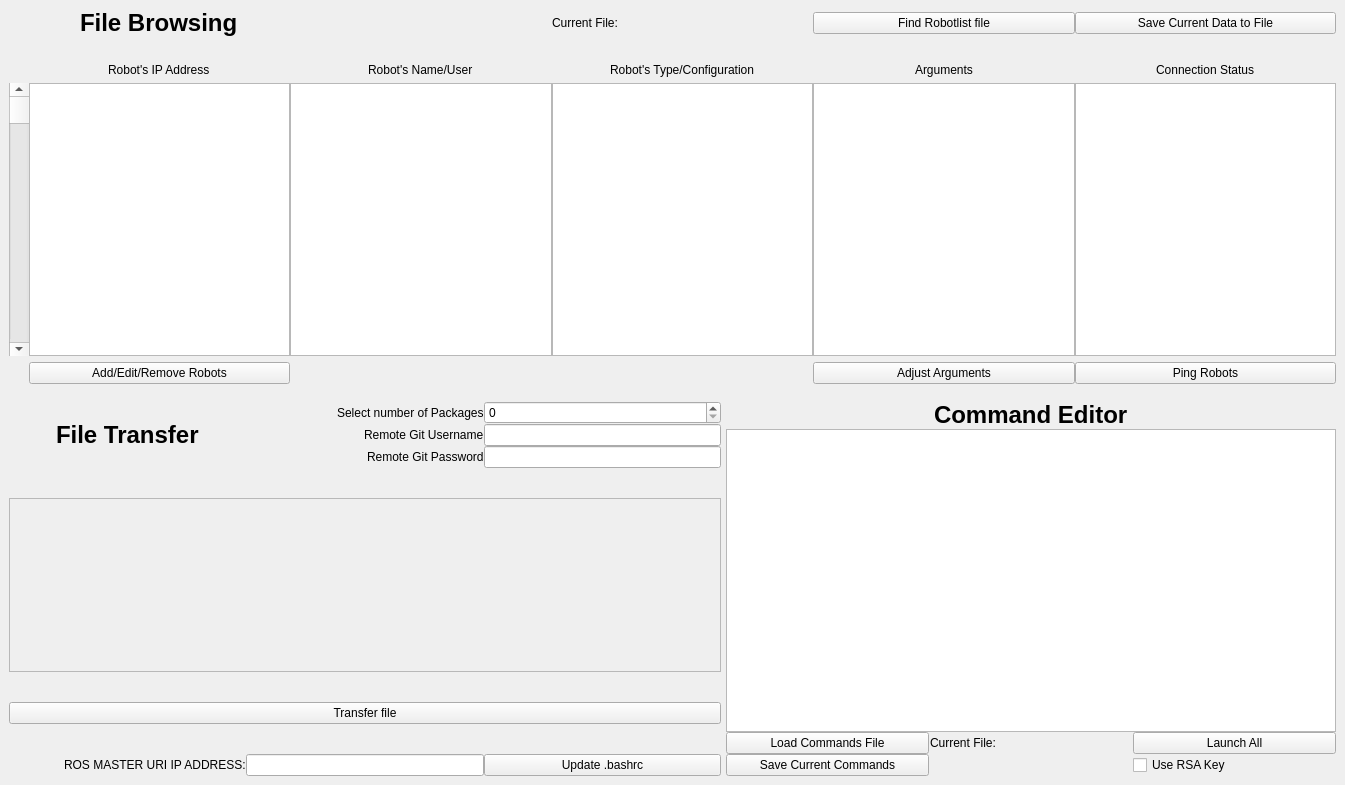
Before: the Qt Designer form src/ui_files/Multilauncher.ui in uf-reef-avl/multilauncher, drawn with Qt 5.
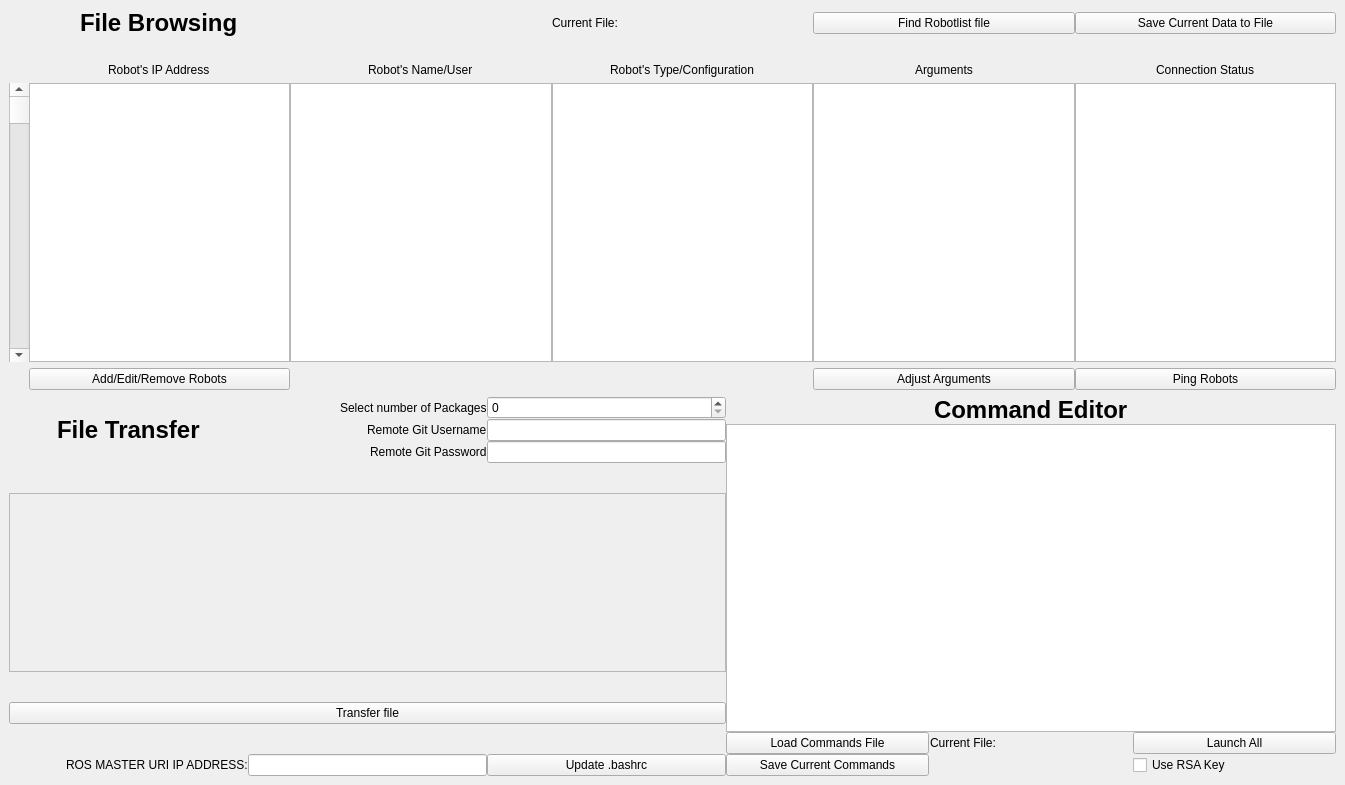
After: the same form once the commit is applied. Icons and pictures are not drawn.

```diff
--- a/src/ui_files/Multilauncher.ui
+++ b/src/ui_files/Multilauncher.ui
@@ -20,7 +20,80 @@
       <property name="horizontalSpacing">
        <number>0</number>
       </property>
-      <item row="2" column="1">
+      <item row="1" column="2">
+       <layout class="QGridLayout" name="gridLayout_4">
+        <property name="horizontalSpacing">
+         <number>1</number>
+        </property>
+        <item row="3" column="0">
+         <widget class="QPushButton" name="savecommandsbutton">
+          <property name="text">
+           <string>Save Current Commands</string>
+          </property>
+         </widget>
+        </item>
+        <item row="0" column="0" colspan="3" alignment="Qt::AlignHCenter">
+         <widget class="QLabel" name="commandeditorlabel">
+          <property name="font">
+           <font>
+            <pointsize>18</pointsize>
+            <weight>75</weight>
+            <bold>true</bold>
+            <underline>false</underline>
+           </font>
+          </property>
+          <property name="text">
+           <string>Command Editor</string>
+          </property>
+         </widget>
+        </item>
+        <item row="2" column="0">
+         <widget class="QPushButton" name="loadcommandsbutton">
+          <property name="text">
+           <string>Load Commands File</string>
+          </property>
+         </widget>
+        </item>
+        <item row="3" column="2">
+         <widget class="QCheckBox" name="rsacheckbox">
+          <property name="text">
+           <string>Use RSA Key</string>
+          </property>
+         </widget>
+        </item>
+        <item row="2" column="2">
+         <widget class="QPushButton" name="launchbutton">
+          <property name="text">
+           <string>Launch All</string>
+          </property>
+         </widget>
+        </item>
+        <item row="1" column="0" colspan="3">
+         <widget class="QTextEdit" name="commands">
+          <property name="sizePolicy">
+           <sizepolicy hsizetype="Expanding" vsizetype="Expanding">
+            <horstretch>0</horstretch>
+            <verstretch>0</verstretch>
+           </sizepolicy>
+          </property>
+          <property name="minimumSize">
+           <size>
+            <width>610</width>
+            <height>0</height>
+           </size>
+          </property>
+         </widget>
+        </item>
+        <item row="2" column="1">
+         <widget class="QLabel" name="commandFileLable">
+          <property name="text">
+           <string>Current File:</string>
+          </property>
+         </widget>
+        </item>
+       </layout>
+      </item>
+      <item row="1" column="1">
        <layout class="QGridLayout" name="gridLayout_2" rowstretch="0,0,0,0,0,0">
         <property name="sizeConstraint">
          <enum>QLayout::SetMinimumSize</enum>
@@ -63,8 +136,8 @@
             <rect>
              <x>0</x>
              <y>0</y>
-             <width>704</width>
-             <height>129</height>
+             <width>709</width>
+             <height>134</height>
             </rect>
            </property>
            <widget class="QWidget" name="gridLayoutWidget_2">
@@ -187,54 +260,7 @@
         </item>
        </layout>
       </item>
-      <item row="2" column="2">
-       <widget class="QLabel" name="blackline2">
-        <property name="sizePolicy">
-         <sizepolicy hsizetype="Fixed" vsizetype="Ignored">
-          <horstretch>0</horstretch>
-          <verstretch>0</verstretch>
-         </sizepolicy>
-        </property>
-        <property name="maximumSize">
-         <size>
-          <width>5</width>
-          <height>16777215</height>
-         </size>
-        </property>
-        <property name="text">
-         <string/>
-        </property>
-        <property name="pixmap">
-         <pixmap>Black.jpg</pixmap>
-        </property>
-       </widget>
-      </item>
-      <item row="1" column="0" colspan="4">
-       <widget class="QLabel" name="blackline">
-        <property name="sizePolicy">
-         <sizepolicy hsizetype="Ignored" vsizetype="Preferred">
-          <horstretch>0</horstretch>
-          <verstretch>0</verstretch>
-         </sizepolicy>
-        </property>
-        <property name="maximumSize">
-         <size>
-          <width>16777215</width>
-          <height>5</height>
-         </size>
-        </property>
-        <property name="midLineWidth">
-         <number>0</number>
-        </property>
-        <property name="text">
-         <string/>
-        </property>
-        <property name="pixmap">
-         <pixmap>Black.jpg</pixmap>
-        </property>
-       </widget>
-      </item>
-      <item row="0" column="0" colspan="4">
+      <item row="0" column="0" colspan="3">
        <layout class="QGridLayout" name="gridLayout">
         <property name="sizeConstraint">
          <enum>QLayout::SetDefaultConstraint</enum>
@@ -486,79 +512,6 @@
         </item>
        </layout>
       </item>
-      <item row="2" column="3">
-       <layout class="QGridLayout" name="gridLayout_4">
-        <property name="horizontalSpacing">
-         <number>1</number>
-        </property>
-        <item row="3" column="0">
-         <widget class="QPushButton" name="savecommandsbutton">
-          <property name="text">
-           <string>Save Current Commands</string>
-          </property>
-         </widget>
-        </item>
-        <item row="0" column="0" colspan="3" alignment="Qt::AlignHCenter">
-         <widget class="QLabel" name="commandeditorlabel">
-          <property name="font">
-           <font>
-            <pointsize>18</pointsize>
-            <weight>75</weight>
-            <bold>true</bold>
-            <underline>false</underline>
-           </font>
-          </property>
-          <property name="text">
-           <string>Command Editor</string>
-          </property>
-         </widget>
-        </item>
-        <item row="2" column="0">
-         <widget class="QPushButton" name="loadcommandsbutton">
-          <property name="text">
-           <string>Load Commands File</string>
-          </property>
-         </widget>
-        </item>
-        <item row="3" column="2">
-         <widget class="QCheckBox" name="rsacheckbox">
-          <property name="text">
-           <string>Use RSA Key</string>
-          </property>
-         </widget>
-        </item>
-        <item row="2" column="2">
-         <widget class="QPushButton" name="launchbutton">
-          <property name="text">
-           <string>Launch All</string>
-          </property>
-         </widget>
-        </item>
-        <item row="1" column="0" colspan="3">
-         <widget class="QTextEdit" name="commands">
-          <property name="sizePolicy">
-           <sizepolicy hsizetype="Expanding" vsizetype="Expanding">
-            <horstretch>0</horstretch>
-            <verstretch>0</verstretch>
-           </sizepolicy>
-          </property>
-          <property name="minimumSize">
-           <size>
-            <width>610</width>
-            <height>0</height>
-           </size>
-          </property>
-         </widget>
-        </item>
-        <item row="2" column="1">
-         <widget class="QLabel" name="commandFileLable">
-          <property name="text">
-           <string>Current File:</string>
-          </property>
-         </widget>
-        </item>
-       </layout>
-      </item>
      </layout>
     </item>
    </layout>
```
